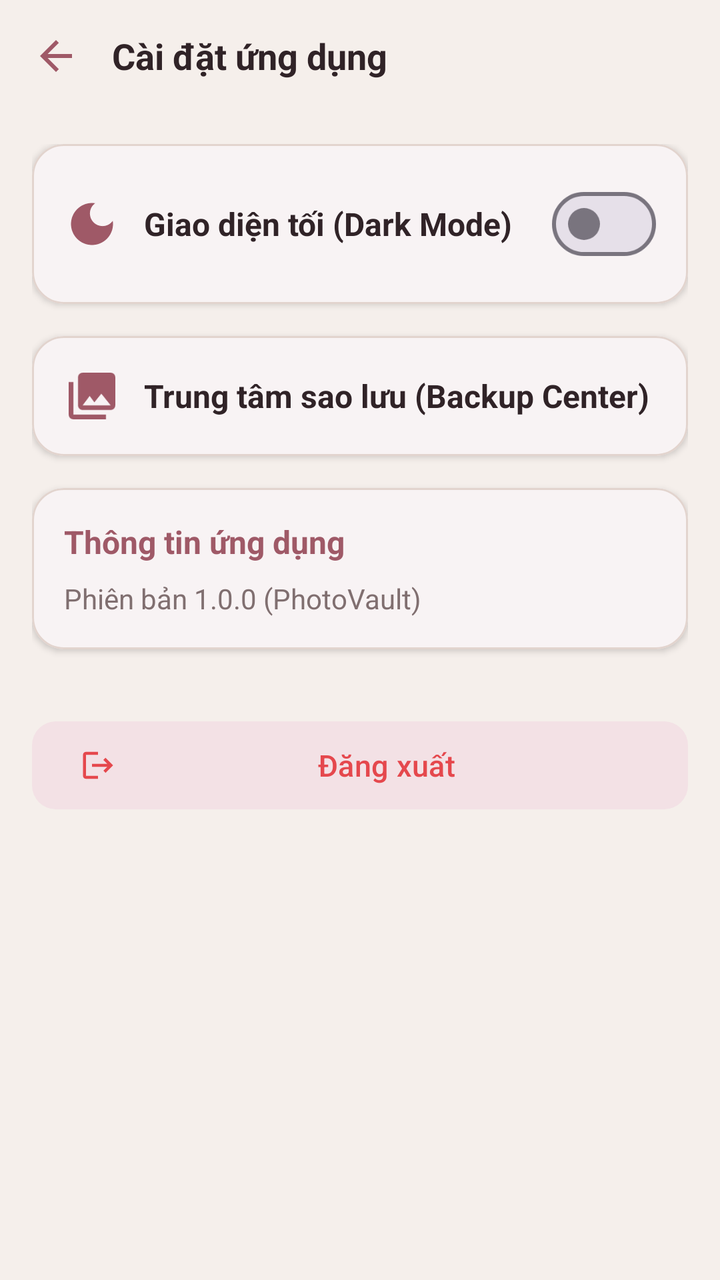
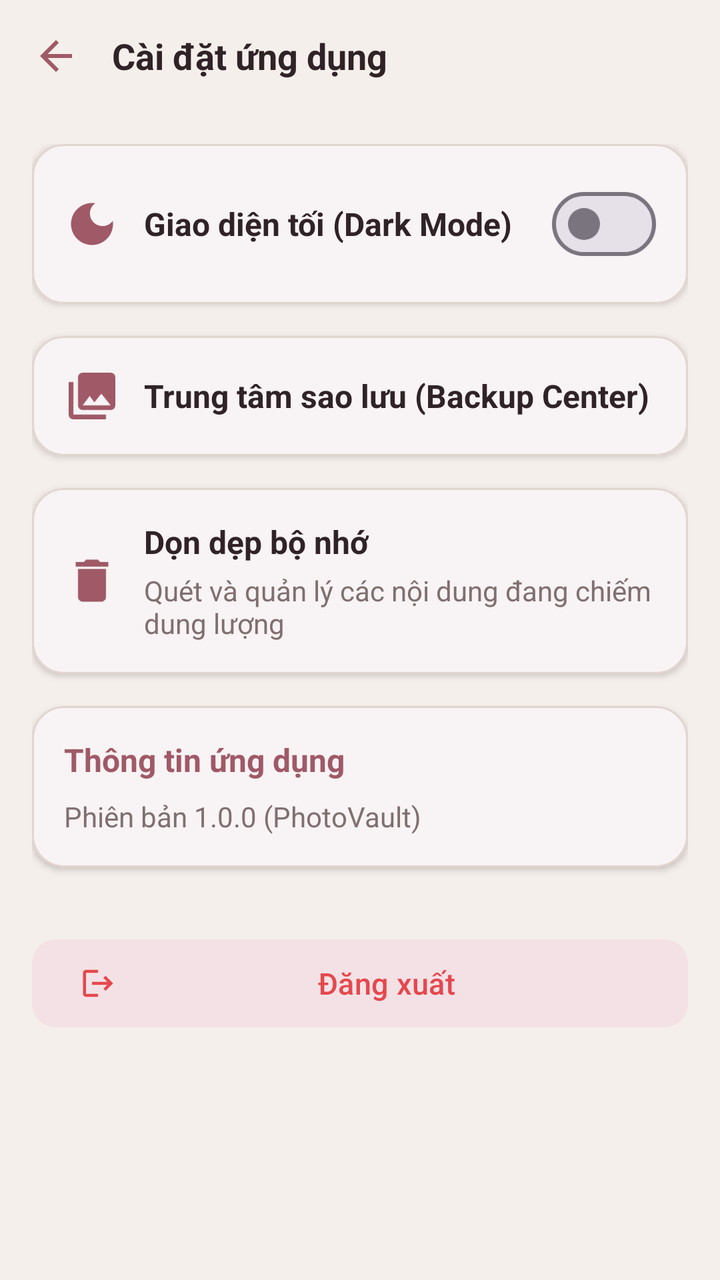

An Android layout rendered at two revisions. The XML below is the earlier revision; the diff shows what the commit changed to produce the second picture.
<!-- AndroidManifest.xml: application theme Theme.Th6 -->
<!-- res/layout/activity_settings.xml -->
<?xml version="1.0" encoding="utf-8"?>
<LinearLayout xmlns:android="http://schemas.android.com/apk/res/android"
    xmlns:app="http://schemas.android.com/apk/res-auto"
    android:layout_width="match_parent"
    android:layout_height="match_parent"
    android:orientation="vertical"
    android:fitsSystemWindows="true">

    <LinearLayout
        android:layout_width="match_parent"
        android:layout_height="56dp"
        android:gravity="center_vertical"
        android:orientation="horizontal"
        android:paddingHorizontal="8dp">

        <ImageButton
            android:id="@+id/btnBack"
            android:layout_width="40dp"
            android:layout_height="40dp"
            android:background="?attr/selectableItemBackgroundBorderless"
            android:contentDescription="@string/app_name"
            android:src="@drawable/ic_back"
            app:tint="?attr/colorPrimary" />

        <TextView
            android:layout_width="wrap_content"
            android:layout_height="wrap_content"
            android:layout_marginStart="8dp"
            android:text="@string/title_settings"
            android:textColor="@color/text_primary_light"
            android:textSize="18sp"
            android:textStyle="bold" />

    </LinearLayout>

    <LinearLayout
        android:layout_width="match_parent"
        android:layout_height="wrap_content"
        android:orientation="vertical"
        android:padding="16dp">

        
        <com.google.android.material.card.MaterialCardView
            android:layout_width="match_parent"
            android:layout_height="wrap_content"
            app:cardCornerRadius="16dp"
            app:cardElevation="2dp"
            app:strokeColor="@color/card_stroke_light"
            app:strokeWidth="1dp">

            <RelativeLayout
                android:layout_width="match_parent"
                android:layout_height="wrap_content"
                android:padding="16dp">

                <ImageView
                    android:id="@+id/iconDarkMode"
                    android:layout_width="28dp"
                    android:layout_height="28dp"
                    android:layout_alignParentStart="true"
                    android:layout_centerVertical="true"
                    android:contentDescription="@string/app_name"
                    android:src="@drawable/ic_dark_mode"
                    app:tint="?attr/colorPrimary" />

                <TextView
                    android:layout_width="wrap_content"
                    android:layout_height="wrap_content"
                    android:layout_centerVertical="true"
                    android:layout_marginStart="12dp"
                    android:layout_toStartOf="@+id/switchDarkMode"
                    android:layout_toEndOf="@+id/iconDarkMode"
                    android:text="@string/dark_mode"
                    android:textColor="@color/text_primary_light"
                    android:textSize="16sp"
                    android:textStyle="bold" />

                <com.google.android.material.materialswitch.MaterialSwitch
                    android:id="@+id/switchDarkMode"
                    android:layout_width="wrap_content"
                    android:layout_height="wrap_content"
                    android:layout_alignParentEnd="true"
                    android:layout_centerVertical="true" />

            </RelativeLayout>

        </com.google.android.material.card.MaterialCardView>

        
        <com.google.android.material.card.MaterialCardView
            android:id="@+id/cardBackupCenter"
            android:layout_width="match_parent"
            android:layout_height="wrap_content"
            android:layout_marginTop="16dp"
            app:cardCornerRadius="16dp"
            app:cardElevation="2dp"
            app:strokeColor="@color/border_light"
            app:strokeWidth="1dp">

            <RelativeLayout
                android:layout_width="match_parent"
                android:layout_height="wrap_content"
                android:padding="16dp">

                <ImageView
                    android:id="@+id/iconBackup"
                    android:layout_width="28dp"
                    android:layout_height="28dp"
                    android:layout_alignParentStart="true"
                    android:layout_centerVertical="true"
                    android:contentDescription="@string/app_name"
                    android:src="@drawable/ic_library"
                    app:tint="?attr/colorPrimary" />

                <TextView
                    android:layout_width="wrap_content"
                    android:layout_height="wrap_content"
                    android:layout_centerVertical="true"
                    android:layout_marginStart="12dp"
                    android:layout_toEndOf="@+id/iconBackup"
                    android:text="Trung tâm sao lưu (Backup Center)"
                    android:textColor="@color/text_primary_light"
                    android:textSize="16sp"
                    android:textStyle="bold" />

            </RelativeLayout>

        </com.google.android.material.card.MaterialCardView>

        
        <com.google.android.material.card.MaterialCardView
            android:layout_width="match_parent"
            android:layout_height="wrap_content"
            android:layout_marginTop="16dp"
            app:cardCornerRadius="16dp"
            app:cardElevation="2dp"
            app:strokeColor="@color/card_stroke_light"
            app:strokeWidth="1dp">

            <LinearLayout
                android:layout_width="match_parent"
                android:layout_height="wrap_content"
                android:orientation="vertical"
                android:padding="16dp">

                <TextView
                    android:layout_width="wrap_content"
                    android:layout_height="wrap_content"
                    android:text="@string/app_info"
                    android:textColor="?attr/colorPrimary"
                    android:textSize="16sp"
                    android:textStyle="bold" />

                <TextView
                    android:layout_width="wrap_content"
                    android:layout_height="wrap_content"
                    android:layout_marginTop="8dp"
                    android:text="@string/app_version"
                    android:textColor="@color/text_secondary_light"
                    android:textSize="14sp" />

            </LinearLayout>

        </com.google.android.material.card.MaterialCardView>

        <com.google.android.material.button.MaterialButton
            android:id="@+id/btnLogout"
            style="@style/Widget.Material3.Button.TonalButton"
            android:layout_width="match_parent"
            android:layout_height="52dp"
            android:layout_marginTop="32dp"
            android:text="@string/menu_logout"
            android:textColor="@color/favorite_red"
            android:textSize="15sp"
            app:cornerRadius="12dp"
            app:icon="@drawable/ic_logout"
            app:iconTint="@color/favorite_red" />

    </LinearLayout>

</LinearLayout>
<!-- resources referenced by this layout -->
<resources>
  <color name="border_light">#E2D4CE</color>
  <color name="card_stroke_light">#E2D4CE</color>
  <color name="favorite_red">#E5484D</color>
  <color name="text_primary_light">#302327</color>
  <color name="text_secondary_light">#806F70</color>
  <!-- drawable ic_back (drawable) -->
  <vector xmlns:android="http://schemas.android.com/apk/res/android"
      android:width="24dp"
      android:height="24dp"
      android:viewportWidth="24"
      android:viewportHeight="24">
    <path
        android:fillColor="#FF000000"
        android:pathData="M20,11H7.83l5.59,-5.59L12,4l-8,8 8,8 1.41,-1.41L7.83,13H20v-2z"/>
  </vector>
  <!-- drawable ic_dark_mode (drawable) -->
  <vector xmlns:android="http://schemas.android.com/apk/res/android"
      android:width="24dp"
      android:height="24dp"
      android:viewportWidth="24"
      android:viewportHeight="24">
    <path
        android:fillColor="#FF000000"
        android:pathData="M12,3c-4.97,0 -9,4.03 -9,9s4.03,9 9,9 9,-4.03 9,-9c0,-0.46 -0.04,-0.92 -0.1,-1.36 -0.98,1.37 -2.58,2.26 -4.4,2.26 -2.98,0 -5.4,-2.42 -5.4,-5.4 0,-1.81 0.89,-3.42 2.26,-4.4C12.92,3.04 12.46,3 12,3z"/>
  </vector>
  <!-- drawable ic_library (drawable) -->
  <vector xmlns:android="http://schemas.android.com/apk/res/android"
      android:width="24dp"
      android:height="24dp"
      android:viewportWidth="24"
      android:viewportHeight="24">
    <path
        android:fillColor="#FF000000"
        android:pathData="M22,16V4c0,-1.1 -0.9,-2 -2,-2H8c-1.1,0 -2,0.9 -2,2v12c0,1.1 0.9,2 2,2h12c1.1,0 2,-0.9 2,-2zM11,12l2.03,2.71L16,11l4,5H8l3,-4zM2,6v14c0,1.1 0.9,2 2,2h14v-2H4V6H2z"/>
  </vector>
  <!-- drawable ic_logout (drawable) -->
  <vector xmlns:android="http://schemas.android.com/apk/res/android"
      android:width="24dp"
      android:height="24dp"
      android:viewportWidth="24"
      android:viewportHeight="24">
    <path
        android:fillColor="#FF000000"
        android:pathData="M17,7l-1.41,1.41L18.17,11H8v2h10.17l-2.58,2.58L17,17l5,-5zM4,5h8V3H4c-1.1,0 -2,0.9 -2,2v14c0,1.1 0.9,2 2,2h8v-2H4V5z"/>
  </vector>
  <string name="app_info">Thông tin ứng dụng</string>
  <string name="app_name">PhotoVault</string>
  <string name="app_version">Phiên bản 1.0.0 (PhotoVault)</string>
  <string name="dark_mode">Giao diện tối (Dark Mode)</string>
  <string name="menu_logout">Đăng xuất</string>
  <string name="title_settings">Cài đặt ứng dụng</string>
  <style name="Theme.Th6" parent="Base.Theme.Th6" />
  <color name="rosewood_primary">#9F5967</color>
  <color name="rosewood_selected_bg_light">#F3E1E5</color>
  <color name="rosewood_bg_light">#F5EFEB</color>
  <color name="rosewood_surface_light">#FFFFFF</color>
  <color name="rosewood_text_primary_light">#302327</color>
  <color name="rosewood_text_secondary_light">#806F70</color>
  <style name="Widget.App.BottomNavigationView.ActiveIndicator" parent="Widget.Material3.BottomNavigationView.ActiveIndicator">
          <item name="android:color">@color/rosewood_selected_bg_light</item>
      </style>
  <!-- unchanged entries left out for length: 2 -->
</resources>

<!-- the commit's change to res/layout/activity_settings.xml (unified diff, before → after) -->
@@ -129,6 +129,60 @@
 
         
         <com.google.android.material.card.MaterialCardView
+            android:id="@+id/cardSmartCleanup"
+            android:layout_width="match_parent"
+            android:layout_height="wrap_content"
+            android:layout_marginTop="16dp"
+            android:clickable="true"
+            android:focusable="true"
+            android:foreground="?attr/selectableItemBackground"
+            app:cardCornerRadius="16dp"
+            app:cardElevation="2dp"
+            app:strokeColor="@color/card_stroke_light"
+            app:strokeWidth="1dp">
+
+            <LinearLayout
+                android:layout_width="match_parent"
+                android:layout_height="wrap_content"
+                android:gravity="center_vertical"
+                android:orientation="horizontal"
+                android:padding="16dp">
+
+                <ImageView
+                    android:layout_width="28dp"
+                    android:layout_height="28dp"
+                    android:contentDescription="@null"
+                    android:src="@drawable/ic_delete"
+                    app:tint="?attr/colorPrimary" />
+
+                <LinearLayout
+                    android:layout_width="0dp"
+                    android:layout_height="wrap_content"
+                    android:layout_marginStart="12dp"
+                    android:layout_weight="1"
+                    android:orientation="vertical">
+
+                    <TextView
+                        android:layout_width="match_parent"
+                        android:layout_height="wrap_content"
+                        android:text="@string/settings_smart_cleanup"
+                        android:textColor="@color/text_primary_light"
+                        android:textSize="16sp"
+                        android:textStyle="bold" />
+
+                    <TextView
+                        android:layout_width="match_parent"
+                        android:layout_height="wrap_content"
+                        android:layout_marginTop="4dp"
+                        android:text="@string/settings_smart_cleanup_description"
+                        android:textColor="@color/text_secondary_light"
+                        android:textSize="14sp" />
+                </LinearLayout>
+            </LinearLayout>
+        </com.google.android.material.card.MaterialCardView>
+
+        
+        <com.google.android.material.card.MaterialCardView
             android:layout_width="match_parent"
             android:layout_height="wrap_content"
             android:layout_marginTop="16dp"
<!-- resource entries referenced after the edit -->
@@ -25,6 +25,16 @@
         android:fillColor="#FF000000"
         android:pathData="M12,3c-4.97,0 -9,4.03 -9,9s4.03,9 9,9 9,-4.03 9,-9c0,-0.46 -0.04,-0.92 -0.1,-1.36 -0.98,1.37 -2.58,2.26 -4.4,2.26 -2.98,0 -5.4,-2.42 -5.4,-5.4 0,-1.81 0.89,-3.42 2.26,-4.4C12.92,3.04 12.46,3 12,3z"/>
   </vector>
+  <!-- drawable ic_delete (drawable) -->
+  <vector xmlns:android="http://schemas.android.com/apk/res/android"
+      android:width="24dp"
+      android:height="24dp"
+      android:viewportWidth="24"
+      android:viewportHeight="24">
+    <path
+        android:fillColor="#FF000000"
+        android:pathData="M6,19c0,1.1 0.9,2 2,2h8c1.1,0 2,-0.9 2,-2V7H6v12zM19,4h-3.5l-1,-1h-5l-1,1H5v2h14V4z"/>
+  </vector>
   <!-- drawable ic_library (drawable) -->
   <vector xmlns:android="http://schemas.android.com/apk/res/android"
       android:width="24dp"
@@ -50,6 +60,8 @@
   <string name="app_version">Phiên bản 1.0.0 (PhotoVault)</string>
   <string name="dark_mode">Giao diện tối (Dark Mode)</string>
   <string name="menu_logout">Đăng xuất</string>
+  <string name="settings_smart_cleanup">Dọn dẹp bộ nhớ</string>
+  <string name="settings_smart_cleanup_description">Quét và quản lý các nội dung đang chiếm dung lượng</string>
   <string name="title_settings">Cài đặt ứng dụng</string>
   <style name="Theme.Th6" parent="Base.Theme.Th6" />
   <color name="rosewood_primary">#9F5967</color>
